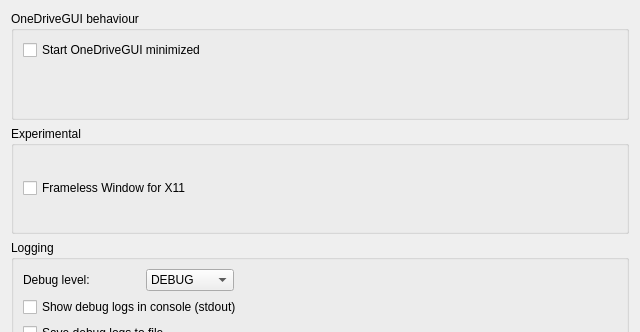
This is src/ui/gui_settings_window.ui in bpozdena/OneDriveGUI as Qt 5 draws it before an edit; both pictures show x 0 to 640 and y 0 to 332 of the 640 by 480 pixel window. The edited form follows.
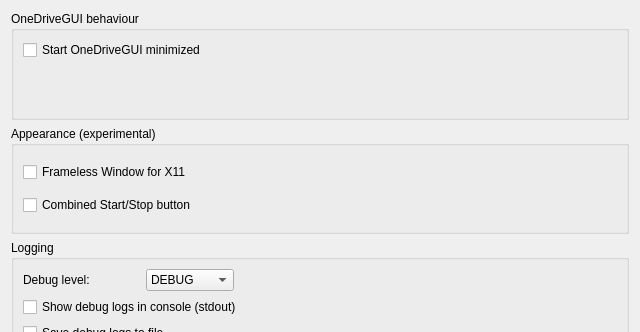
This is the edited form.

Commit message: Implement combined start/stop button + styling changes.

Diff of the .ui file:
```diff
--- a/src/ui/gui_settings_window.ui
+++ b/src/ui/gui_settings_window.ui
@@ -41,7 +41,7 @@
    <item>
     <widget class="QGroupBox" name="groupBox_3">
      <property name="title">
-      <string>Experimental</string>
+      <string>Appearance (experimental)</string>
      </property>
      <layout class="QGridLayout" name="gridLayout">
       <item row="0" column="0">
@@ -51,6 +51,13 @@
         </property>
        </widget>
       </item>
+      <item row="1" column="0">
+       <widget class="QCheckBox" name="checkBox_combined_start_stop_button">
+        <property name="text">
+         <string>Combined Start/Stop button</string>
+        </property>
+       </widget>
+      </item>
      </layout>
     </widget>
    </item>
```
The commit also changes 7 other files.
